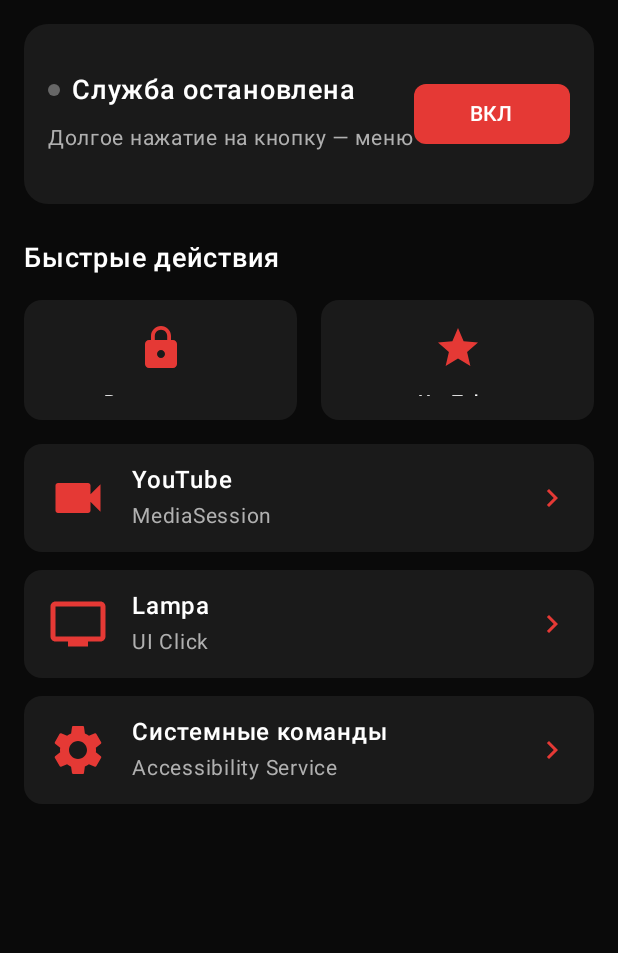
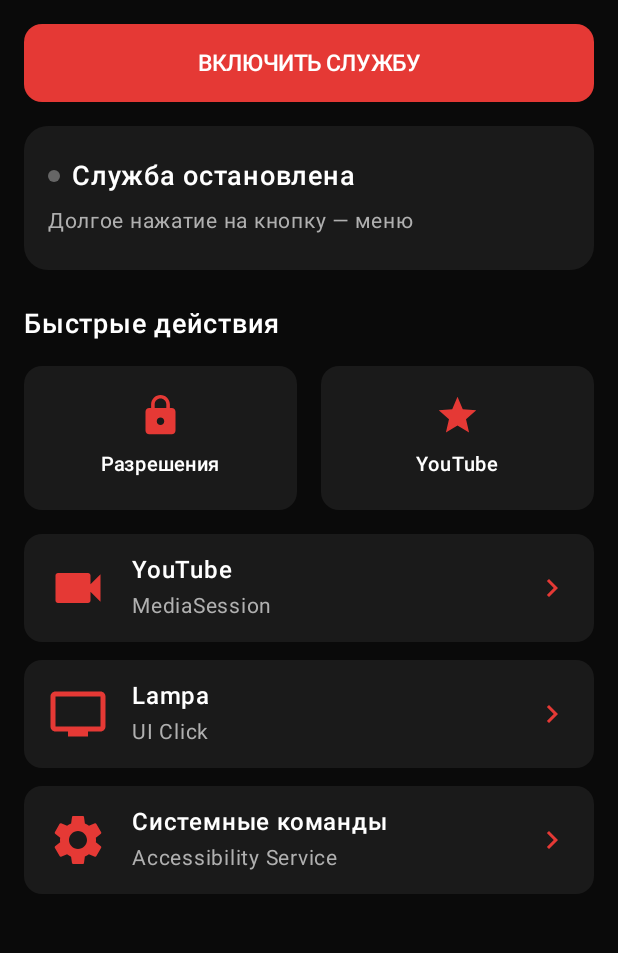
Before and after one commit to caterpie62-a11y/GestureControl, an Android app built with Jetpack Compose: the screen it shows after launch (MainActivity), on a phone screen of 412 x 824 dp, the part 66-1019 px from its top. Run offline under Robolectric (Android 15) with nearby library versions, the phone set to English and light mode, and no system bars.

Commit message:
Update MainScreen.kt

```diff
--- a/app/src/main/java/com/gesturecontrol/app/ui/screens/MainScreen.kt
+++ b/app/src/main/java/com/gesturecontrol/app/ui/screens/MainScreen.kt
@@ -28,43 +28,36 @@ fun MainScreen(
     ) {
         Text(text = "Gesture Control", fontSize = 24.sp, fontWeight = FontWeight.Bold, color = White)
 
+        // Кнопка ВКЛ/ВЫКЛ — сверху, во всю ширину
+        Button(
+            onClick = onToggleService,
+            colors = ButtonDefaults.buttonColors(containerColor = if (isServiceRunning) RedDark else Red),
+            shape = RoundedCornerShape(12.dp),
+            modifier = Modifier.fillMaxWidth().height(52.dp)
+        ) {
+            Text(
+                text = if (isServiceRunning) "ВЫКЛЮЧИТЬ СЛУЖБУ" else "ВКЛЮЧИТЬ СЛУЖБУ",
+                color = White, fontWeight = FontWeight.Medium, fontSize = 15.sp
+            )
+        }
+
+        // Карточка статуса
         Card(
-            modifier = Modifier.fillMaxWidth().height(120.dp),
+            modifier = Modifier.fillMaxWidth().height(96.dp),
             colors = CardDefaults.cardColors(containerColor = DarkGray),
             shape = RoundedCornerShape(16.dp)
         ) {
-            Row(
-                modifier = Modifier.fillMaxSize().padding(16.dp),
-                verticalAlignment = Alignment.CenterVertically,
-                horizontalArrangement = Arrangement.SpaceBetween
-            ) {
-                Column {
-                    Row(verticalAlignment = Alignment.CenterVertically) {
-                        Surface(modifier = Modifier.size(8.dp), shape = RoundedCornerShape(50), color = if (isServiceRunning) Success else TextTertiary) {}
-                        Spacer(modifier = Modifier.width(8.dp))
-                        Text(
-                            text = if (isServiceRunning) "Служба активна" else "Служба остановлена",
-                            fontSize = 18.sp,
-                            fontWeight = FontWeight.Medium,
-                            color = White
-                        )
-                    }
-                    Spacer(modifier = Modifier.height(8.dp))
-                    Text(text = "Долгое нажатие на кнопку — меню", fontSize = 14.sp, color = TextSecondary)
-                }
-                Button(
-                    onClick = onToggleService,
-                    colors = ButtonDefaults.buttonColors(containerColor = if (isServiceRunning) RedDark else Red),
-                    shape = RoundedCornerShape(8.dp),
-                    modifier = Modifier.width(110.dp)
-                ) {
+            Column(modifier = Modifier.fillMaxSize().padding(16.dp), verticalArrangement = Arrangement.Center) {
+                Row(verticalAlignment = Alignment.CenterVertically) {
+                    Surface(modifier = Modifier.size(8.dp), shape = RoundedCornerShape(50), color = if (isServiceRunning) Success else TextTertiary) {}
+                    Spacer(modifier = Modifier.width(8.dp))
                     Text(
-                        text = if (isServiceRunning) "ВЫКЛ" else "ВКЛ",
-                        color = White,
-                        fontWeight = FontWeight.Medium,
-                        fontSize = 14.sp
+                        text = if (isServiceRunning) "Служба активна" else "Служба остановлена",
+                        fontSize = 18.sp, fontWeight = FontWeight.Medium, color = White
                     )
                 }
+                Spacer(modifier = Modifier.height(6.dp))
+                Text(text = "Долгое нажатие на кнопку — меню", fontSize = 14.sp, color = TextSecondary)
             }
         }
 
@@ -87,14 +80,14 @@ fun MainScreen(
 @Composable
 fun QuickActionCard(icon: androidx.compose.ui.graphics.vector.ImageVector, title: String, modifier: Modifier = Modifier, onClick: () -> Unit) {
     Card(
-        modifier = modifier.height(80.dp).clickable { onClick() },
+        modifier = modifier.height(96.dp).clickable { onClick() },
         colors = CardDefaults.cardColors(containerColor = DarkGray),
         shape = RoundedCornerShape(12.dp)
     ) {
-        Column(modifier = Modifier.fillMaxSize().padding(16.dp), horizontalAlignment = Alignment.CenterHorizontally, verticalArrangement = Arrangement.Center) {
-            Icon(imageVector = icon, contentDescription = title, tint = Red, modifier = Modifier.size(32.dp))
-            Spacer(modifier = Modifier.height(8.dp))
-            Text(text = title, fontSize = 12.sp, color = White, fontWeight = FontWeight.Medium)
+        Column(modifier = Modifier.fillMaxSize().padding(12.dp), horizontalAlignment = Alignment.CenterHorizontally, verticalArrangement = Arrangement.Center) {
+            Icon(imageVector = icon, contentDescription = title, tint = Red, modifier = Modifier.size(30.dp))
+            Spacer(modifier = Modifier.height(6.dp))
+            Text(text = title, fontSize = 13.sp, color = White, fontWeight = FontWeight.Medium, maxLines = 1, overflow = androidx.compose.ui.text.style.TextOverflow.Ellipsis)
         }
     }
 }
```
